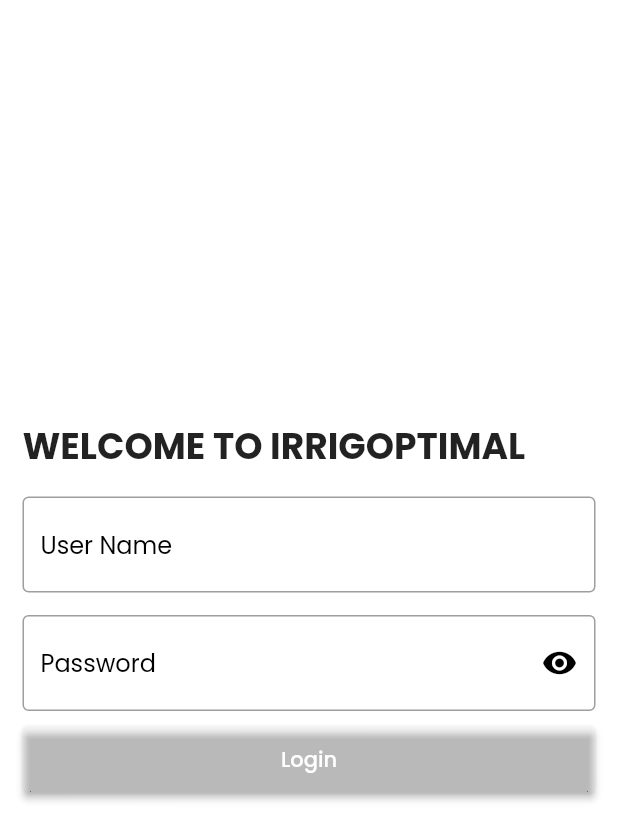
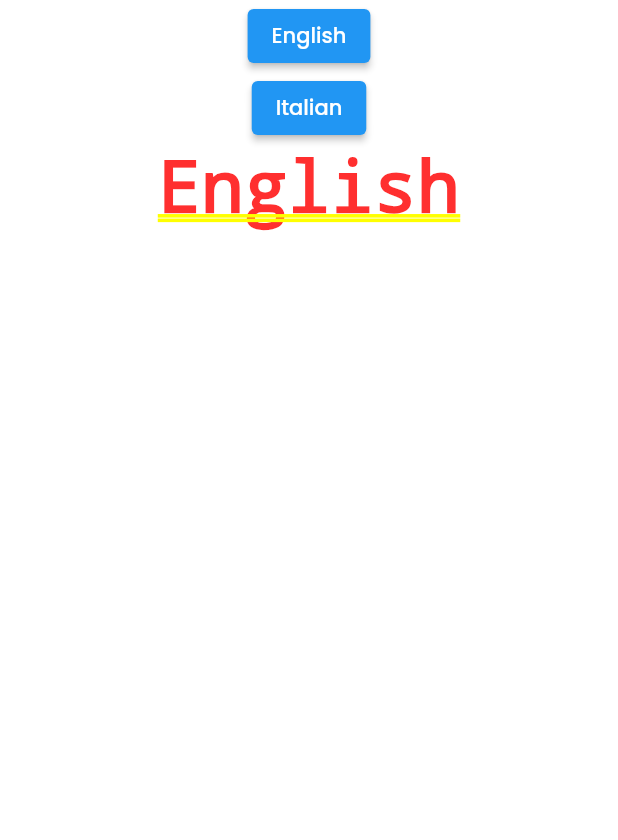
Before and after one commit to suleyman735/irrigoptimal, a Flutter app: the screen it shows after launch, on a phone screen of 412 x 824 dp. Shown: the top 840 px of the screen. Run offline on Flutter 3.47's test engine with Material 2 defaults, Android fonts, the phone set to English and light mode, and no system bars; generated files the repository leaves out were written again.

Commit message:
first Commint

```diff
--- /dev/null
+++ b/l10n.yaml
@@ -0,0 +1,3 @@
+arb-dir: lib/l10n
+template-arb-file: app_en.arb
+output-localization-file: app_localizations.dart
--- /dev/null
+++ b/lib/l10n/app_en.arb
@@ -0,0 +1,3 @@
+{
+    "language": "English"
+}
--- /dev/null
+++ b/lib/l10n/app_it.arb
@@ -0,0 +1,3 @@
+{
+    "language": "Italiano"
+}
--- a/lib/main.dart
+++ b/lib/main.dart
@@ -1,4 +1,7 @@
 import 'package:flutter/material.dart';
+import 'package:irrigoptimal/Screens/home_page.dart';
+import 'package:flutter_localizations/flutter_localizations.dart';
+import 'package:flutter_gen/gen_l10n/app_localizations.dart';
 
 import 'Screens/login.dart';
 import 'Widgets/register.dart';
@@ -7,18 +10,73 @@ void main() {
   runApp(const MyApp());
 }
 
-class MyApp extends StatelessWidget {
+class MyApp extends StatefulWidget {
   const MyApp({Key? key}) : super(key: key);
+
+  @override
+  State<MyApp> createState() => _MyAppState();
+}
+
+class _MyAppState extends State<MyApp> {
+  Locale? _locale;
+
+  void setLocale(Locale locale) {
+    setState(() {
+      _locale = locale;
+    });
+  }
 
   @override
   Widget build(BuildContext context) {
     return MaterialApp(
+      locale: _locale,
       theme: ThemeData(
           fontFamily: 'Poppins',
           primaryColor: Colors.white,
           colorScheme: ColorScheme.fromSwatch()
               .copyWith(secondary: const Color(0x2797FF))),
-      home: LoginPage(),
+      localizationsDelegates: AppLocalizations.localizationsDelegates,
+      supportedLocales: AppLocalizations.supportedLocales,
+      home: MyHomePage(setLocale),
     );
   }
 }
+
+class MyHomePage extends StatefulWidget {
+  const MyHomePage(this.setLocale, {super.key});
+
+  final void Function(Locale locale) setLocale;
+
+  @override
+  State<MyHomePage> createState() => _MyHomePageState();
+}
+
+class _MyHomePageState extends State<MyHomePage> {
+  @override
+  Widget build(BuildContext context) {
+    return SafeArea(
+      child: Container(
+        color: Theme.of(context).primaryColor,
+        child: Column(children: [
+          ElevatedButton(
+            onPressed: () {
+              widget.setLocale(
+                Locale.fromSubtags(languageCode: 'en'),
+              );
+            },
+            child: Text('English'),
+          ),
+          ElevatedButton(
+            onPressed: () {
+              widget.setLocale(
+                Locale.fromSubtags(languageCode: 'it'),
+              );
+            },
+            child: Text('Italian'),
+          ),
+          Text(AppLocalizations.of(context)!.language)
+        ]),
+      ),
+    );
+  }
+}
--- a/pubspec.yaml
+++ b/pubspec.yaml
@@ -31,6 +31,9 @@ environment:
 dependencies:
   flutter:
     sdk: flutter
+  flutter_localizations:
+    sdk: flutter
+  intl: ^0.17.0
   flutter_hooks: ^0.18.0
   hooks_riverpod: ^2.0.2
 
@@ -55,6 +58,7 @@ dev_dependencies:
 
 # The following section is specific to Flutter packages.
 flutter:
+  generate: true
 
   # The following line ensures that the Material Icons font is
   # included with your application, so that you can use the icons in
```
Also changed, not shown: lib/Screens/home_page.dart (added, +23 -0 lines), pubspec.lock.
